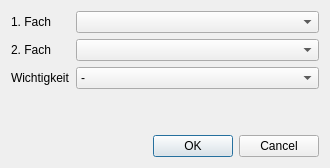
Above: wz-data/ui/dialog_constraint_two_subject.ui from gradgrind/WZ3 before the change. Below: the same form after it.
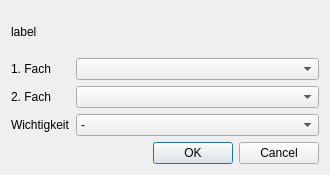
That is the form after the change.

Commit message: Work on class editor – constraints

The edit to the form file:
```diff
--- a/wz-data/ui/dialog_constraint_two_subject.ui
+++ b/wz-data/ui/dialog_constraint_two_subject.ui
@@ -7,13 +7,20 @@
     <x>0</x>
     <y>0</y>
     <width>330</width>
-    <height>168</height>
+    <height>175</height>
    </rect>
   </property>
   <property name="windowTitle">
    <string>Notizen</string>
   </property>
   <layout class="QVBoxLayout" name="verticalLayout">
+   <item>
+    <widget class="QLabel" name="label">
+     <property name="text">
+      <string>label</string>
+     </property>
+    </widget>
+   </item>
    <item>
     <layout class="QFormLayout" name="formLayout">
      <item row="0" column="0">
@@ -27,7 +34,7 @@
       <widget class="QComboBox" name="subject_1"/>
      </item>
      <item row="2" column="0">
-      <widget class="QLabel" name="label">
+      <widget class="QLabel" name="label_1">
        <property name="text">
         <string>Wichtigkeit</string>
        </property>
```
Left out of the diff: 2 changed lines with no effect on the pictures. The commit also changes 6 other files.
